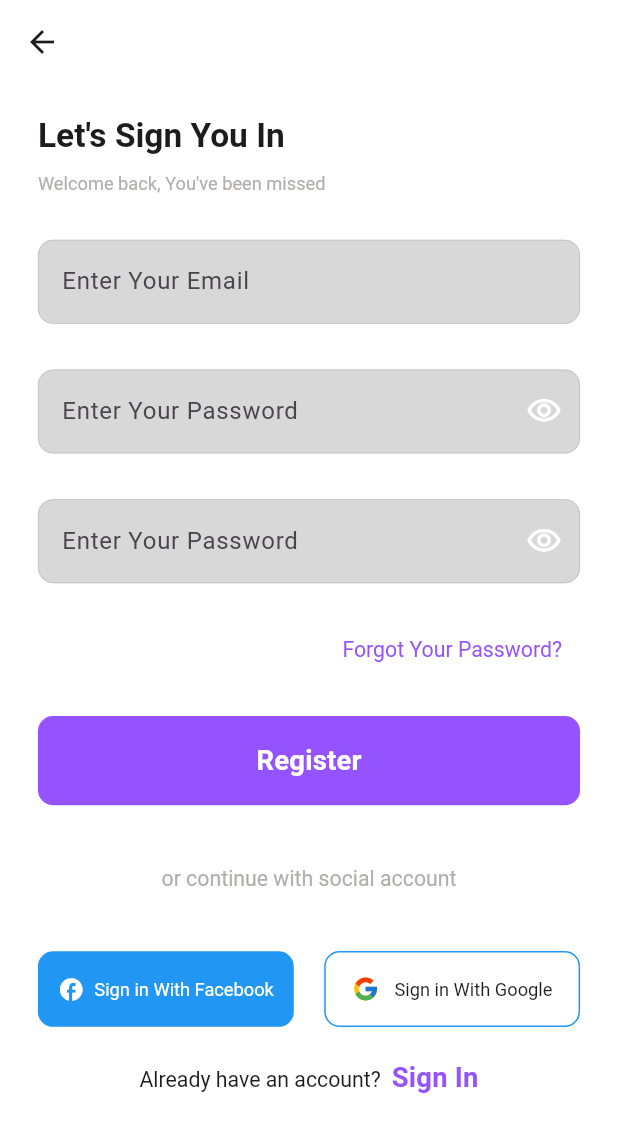
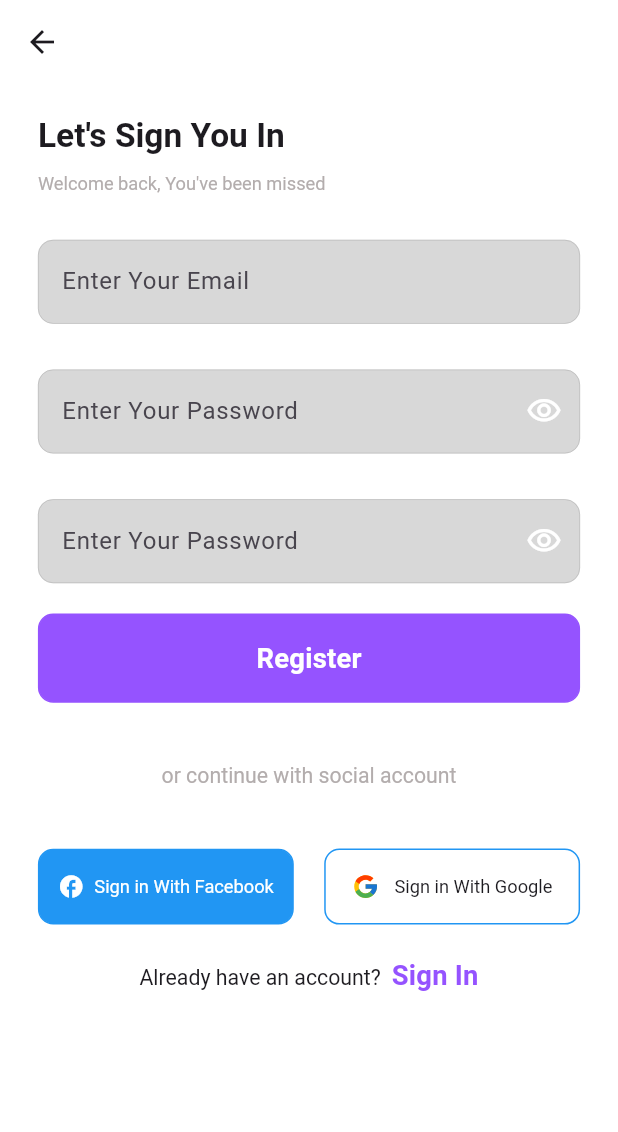
Before and after one commit to Mostafaelshrbeny/walpertask, a Flutter app: the SignupPage screen opened directly, on a phone screen of 412 x 824 dp. Shown: the top 1132 px of the screen. Run offline on Flutter 3.47's test engine with Material 3 defaults, Android fonts, the light colour scheme and no system bars; our stand-ins replace cached_network_image, cloud_firestore, connectivity_plus, dio, firebase_auth, firebase_core and 7 more; accounts and stored records are empty.

Commit message:
remove Forget Password From Sign up

```diff
--- a/lib/features/authentication/presentation/pages/SignupPage/signup_page.dart
+++ b/lib/features/authentication/presentation/pages/SignupPage/signup_page.dart
@@ -69,19 +69,6 @@ class SignupPage extends StatelessWidget {
                       );
                     },
                   ),
-                  Gap(20.h),
-                  Align(
-                      alignment: Alignment.centerRight,
-                      child: TextButton(
-                        onPressed: () {},
-                        child: Text(
-                          "Forgot Your Password?",
-                          style: Theme.of(context)
-                              .textTheme
-                              .displayMedium!
-                              .copyWith(color: ColorHelper.buttonColor),
-                        ),
-                      )),
                   Gap(20.h),
                   Consumer<SignupProvider>(builder: (context, value, child) {
                     return AppCustomButton(
```
